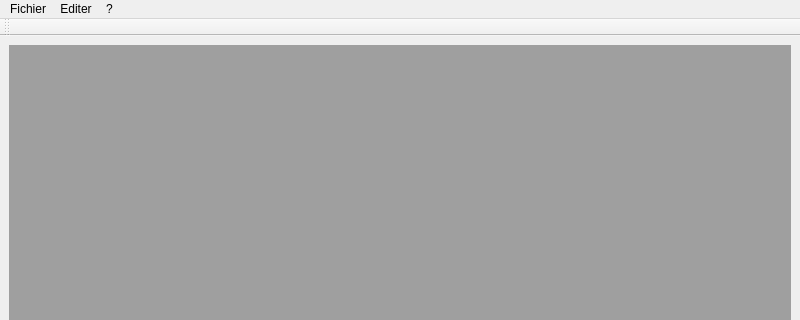
Qt form KayrebtViewer/viewer.ui (lgeorget/KayrebtViewer) before a commit; both pictures show x 0 to 800 and y 0 to 320 of the 800 by 600 pixel window.
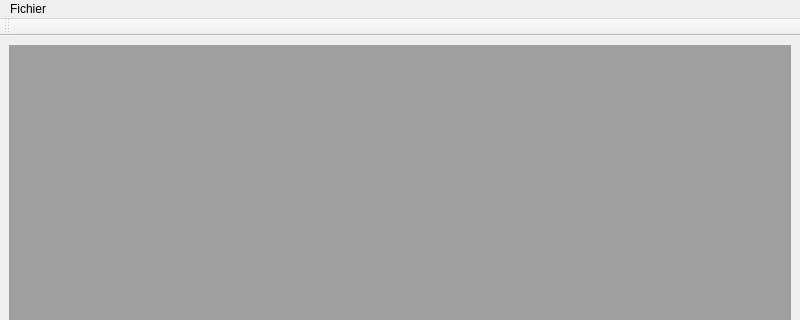
The same form after that commit.

Diff of the .ui file:
```diff
--- a/KayrebtViewer/viewer.ui
+++ b/KayrebtViewer/viewer.ui
@@ -38,19 +38,7 @@
     <addaction name="separator"/>
     <addaction name="actionQuitter"/>
    </widget>
-   <widget class="QMenu" name="menuEditer">
-    <property name="title">
-     <string>Editer</string>
-    </property>
-   </widget>
-   <widget class="QMenu" name="menu_2">
-    <property name="title">
-     <string>?</string>
-    </property>
-   </widget>
    <addaction name="menuFichier"/>
-   <addaction name="menuEditer"/>
-   <addaction name="menu_2"/>
   </widget>
   <widget class="QStatusBar" name="statusbar"/>
   <widget class="QToolBar" name="toolBar">
```
